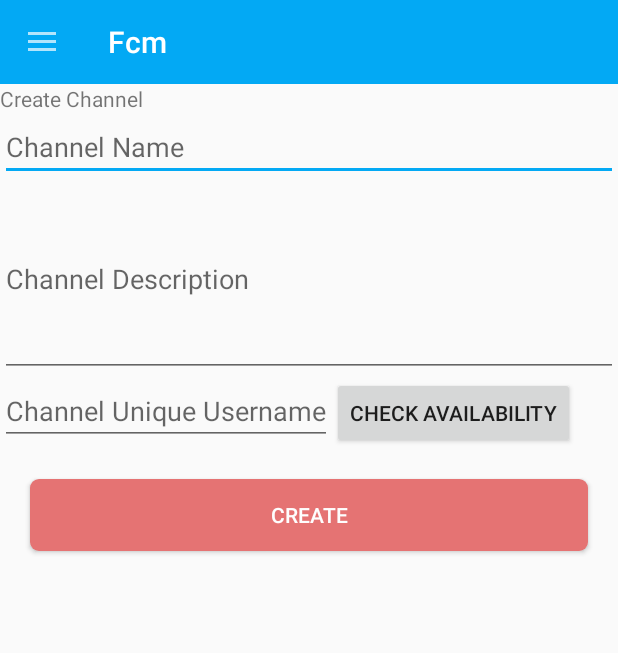
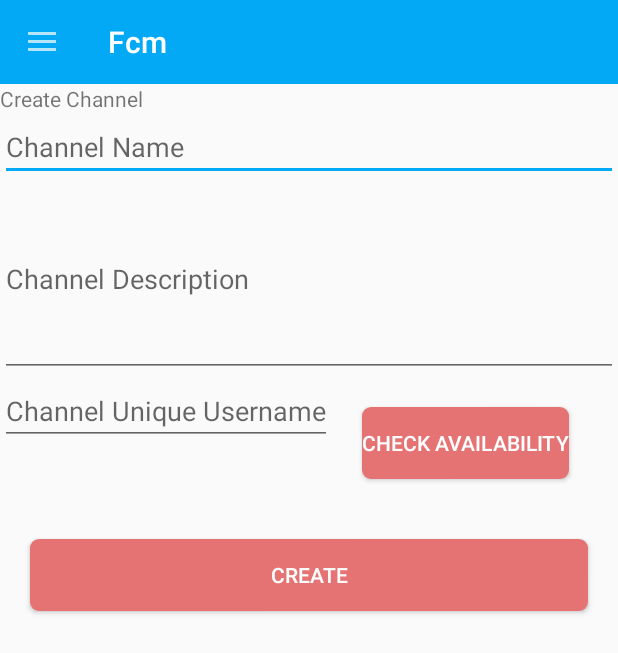
Before and after one commit to Staffone9/UpToSomethingNew, an Android app: the CreateChannel screen opened directly, with no data from a screen before it, on a phone screen of 412 x 824 dp. Shown: the top 653 px of the screen. Run offline under Robolectric (Android 15) with nearby library versions, the phone set to English and light mode, and no system bars.

Commit message:
create channel changes

```diff
--- a/app/src/main/res/layout/activity_create_channel.xml
+++ b/app/src/main/res/layout/activity_create_channel.xml
@@ -48,6 +48,11 @@
                 android:layout_width="wrap_content"
                 android:layout_height="wrap_content"
                 android:text="Check Availability"
+                android:layout_gravity="center"
+                android:gravity="center"
+                android:background="@drawable/btn_drawable"
+                android:textColor="@color/color_white"
+                android:layout_margin="20dp"
                 />
         </LinearLayout>
 
```
